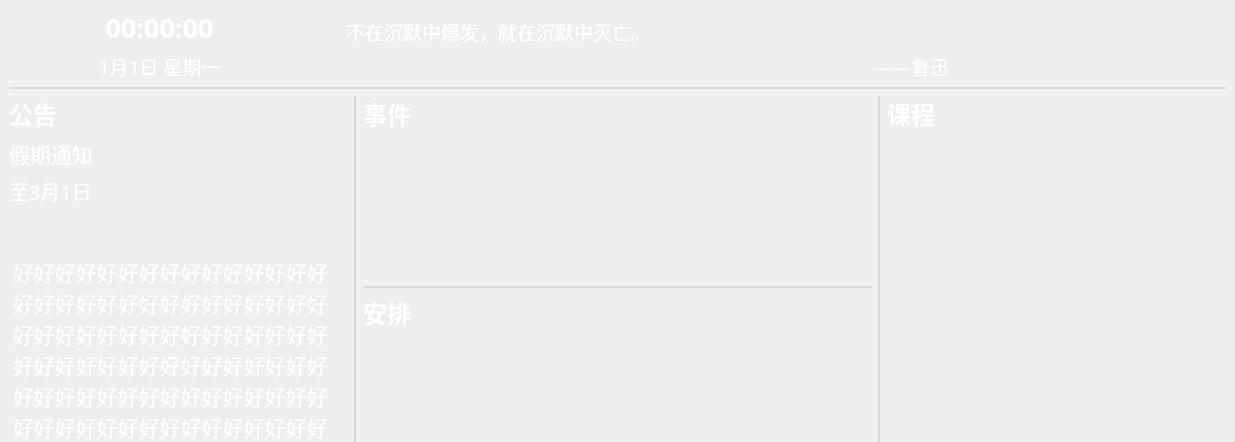
bili9blood/class-system, file display/displaywindow.ui: the form before one commit; both pictures show x 0 to 1235 and y 0 to 442 of the 1235 by 781 pixel window.
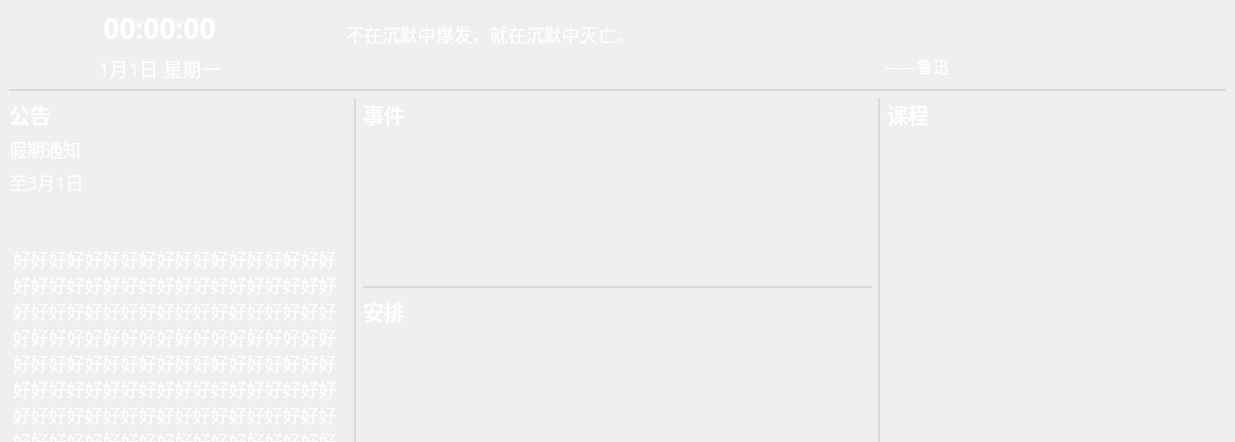
The form after the commit. Custom widgets are drawn as their Qt base class.

Diff of the .ui file:
```diff
--- a/display/displaywindow.ui
+++ b/display/displaywindow.ui
@@ -26,7 +26,7 @@
       <item row="0" column="0">
        <widget class="QLabel" name="time_label">
         <property name="styleSheet">
-         <string notr="true">font-size: 20pt;
+         <string notr="true">font-size: 28px;
 font-weight: bold;
 font-family: Fira Mono;
 </string>
@@ -45,7 +45,7 @@
       <item row="0" column="1">
        <widget class="QLabel" name="sentence_text_label">
         <property name="styleSheet">
-         <string notr="true">font-size: 14pt;
+         <string notr="true">font-size: 18px;
 font-family: Microsoft Yahei;
 </string>
         </property>
@@ -63,7 +63,7 @@
       <item row="1" column="1">
        <widget class="QLabel" name="sentence_author_label">
         <property name="styleSheet">
-         <string notr="true">font-size: 14pt;
+         <string notr="true">font-size: 16px;
 font-family: Microsoft Yahei;
 </string>
         </property>
@@ -81,7 +81,7 @@
       <item row="1" column="0">
        <widget class="QLabel" name="date_weekday_label">
         <property name="styleSheet">
-         <string notr="true">font-size: 14pt;
+         <string notr="true">font-size: 19px;
 font-family: Microsoft Yahei;
 </string>
         </property>
@@ -147,10 +147,10 @@
         <property name="styleSheet">
          <string notr="true">QLabel {
   font-family: Microsoft Yahei;
-  font-size: 15.5pt;
+  font-size: 18px;
 }
 QLabel.title {
-  font-size: 16.75pt;
+  font-size: 19px;
   font-weight: bold;
 }
 </string>
@@ -176,7 +176,7 @@
         <item>
          <widget class="QLabel" name="notices_data_title_label">
           <property name="styleSheet">
-           <string notr="true">font-size: 16pt;
+           <string notr="true">font-size: 18px;
 font-family: Microsoft YaHei;
 </string>
           </property>
@@ -191,7 +191,7 @@
         <item>
          <widget class="QLabel" name="notices_date_label">
           <property name="styleSheet">
-           <string notr="true">font-size: 15pt;
+           <string notr="true">font-size: 18px;
 font-family: Microsoft YaHei;
 font-weight: 300;</string>
           </property>
@@ -216,7 +216,7 @@
         <item>
          <widget class="QTextBrowser" name="notices_text_browser">
           <property name="styleSheet">
-           <string notr="true">font-size: 14pt;
+           <string notr="true">font-size: 18px;
 font-family: Microsoft YaHei;
 
 background: transparent;</string>
@@ -228,11 +228,7 @@
            <enum>Qt::ScrollBarAlwaysOff</enum>
           </property>
           <property name="html">
-           <string>&lt;!DOCTYPE HTML PUBLIC &quot;-//W3C//DTD HTML 4.0//EN&quot; &quot;http://www.w3.org/TR/REC-html40/strict.dtd&quot;&gt;
-&lt;html&gt;&lt;head&gt;&lt;meta name=&quot;qrichtext&quot; content=&quot;1&quot; /&gt;&lt;style type=&quot;text/css&quot;&gt;
-p, li { white-space: pre-wrap; }
-&lt;/style&gt;&lt;/head&gt;&lt;body style=&quot; font-family:'Microsoft YaHei'; font-size:14pt; font-weight:400; font-style:normal;&quot;&gt;
-&lt;p style=&quot; margin-top:0px; margin-bottom:0px; margin-left:0px; margin-right:0px; -qt-block-indent:0; text-indent:0px;&quot;&gt;&lt;span style=&quot; font-size:16pt;&quot;&gt;好好好好好好好好好好好好好好好好好好好好好好好好好好好好好好好好好好好好好好好好好好好好好好好好好好好好好好好好好好好好好好好好好好好好好好好好好好好好好好好好好好好好好好好好好好好好好好好好好好好好好好好好好好好好好好好好好好好好好好好好好好好好好好好好好好好好好好好好好好好好好好好好好好好好好好好好好好好好好好好好好好好好好好好好好好好好好好好好好好好好好好好好好好好好好好好好好好好好好好好好好&lt;/span&gt;&lt;/p&gt;&lt;/body&gt;&lt;/html&gt;</string>
+           <string>好好好好好好好好好好好好好好好好好好好好好好好好好好好好好好好好好好好好好好好好好好好好好好好好好好好好好好好好好好好好好好好好好好好好好好好好好好好好好好好好好好好好好好好好好好好好好好好好好好好好好好好好好好好好好好好好好好好好好好好好好好好好好好好好好好好好好好好好好好好好好好好好好好好好好好好好好好好好好好好好好好好好好好好好好好好好好好好好好好好好好好好好好好好好好好好好好好好好好好好好好&lt;/span&gt;&lt;/p&gt;&lt;/body&gt;&lt;/html&gt;</string>
           </property>
          </widget>
         </item>
@@ -258,17 +254,17 @@
        <widget class="QWidget" name="lessons_widget" native="true">
         <property name="styleSheet">
          <string notr="true">QLabel {
-  font-size: 16pt;
+  font-size: 17px;
   font-family: Fira Mono,Microsoft YaHei;
 }
 QLabel.current {
   color: #ee8545;
   font-weight: bold;
-  font-size: 17pt;
+  font-size: 18px;
 }
 QLabel.past{
   color: #AAA;
-  font-size: 13.75pt;
+  font-size: 17px;
 }</string>
         </property>
         <layout class="QVBoxLayout" name="lessons_layout">
@@ -290,7 +286,7 @@
       <item row="0" column="2">
        <widget class="QLabel" name="events_title_label">
         <property name="styleSheet">
-         <string notr="true">font-size: 18pt;
+         <string notr="true">font-size: 21px;
 font-weight: bold;
 font-family: Microsoft YaHei;
 </string>
@@ -306,7 +302,7 @@
       <item row="3" column="2">
        <widget class="QLabel" name="arrangement_title_label">
         <property name="styleSheet">
-         <string notr="true">font-size: 18pt;
+         <string notr="true">font-size: 21px;
 font-weight: bold;
 font-family: Microsoft YaHei;
 </string>
@@ -322,7 +318,7 @@
       <item row="0" column="4">
        <widget class="QLabel" name="lessons_title_label">
         <property name="styleSheet">
-         <string notr="true">font-size: 18pt;
+         <string notr="true">font-size: 21px;
 font-weight: bold;
 font-family: Microsoft YaHei;
 </string>
@@ -338,7 +334,7 @@
       <item row="0" column="0">
        <widget class="QLabel" name="notices_title_label">
         <property name="styleSheet">
-         <string notr="true">font-size: 18pt;
+         <string notr="true">font-size: 21px;
 font-weight: bold;
 font-family: Microsoft YaHei;
 </string>
```
